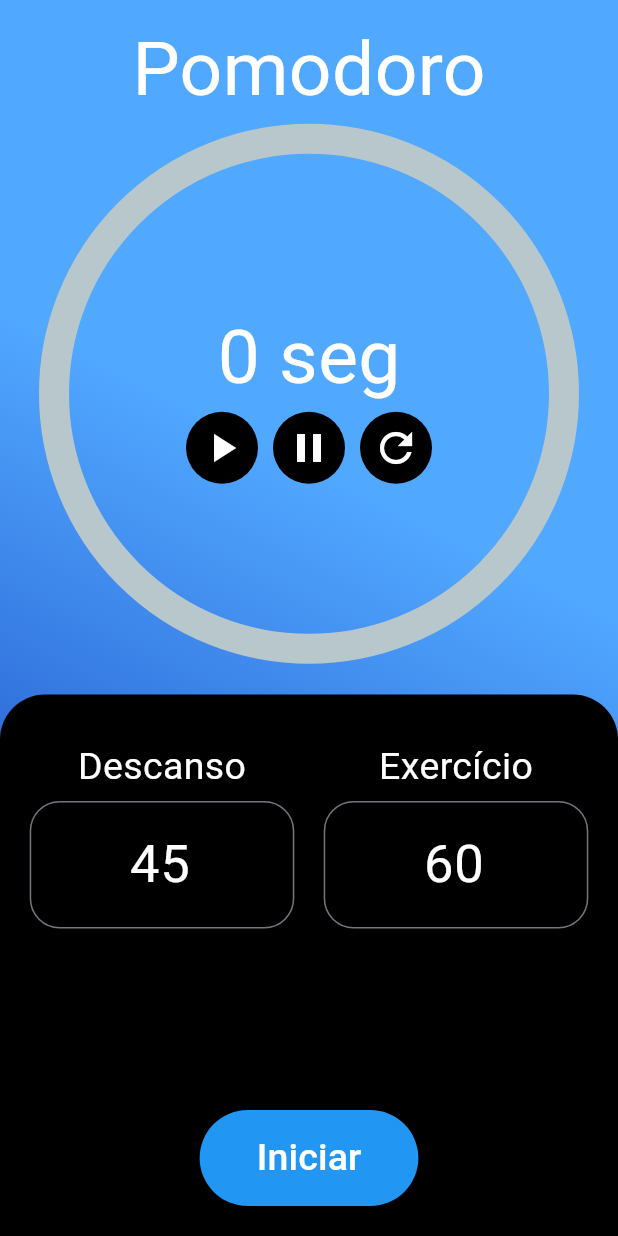
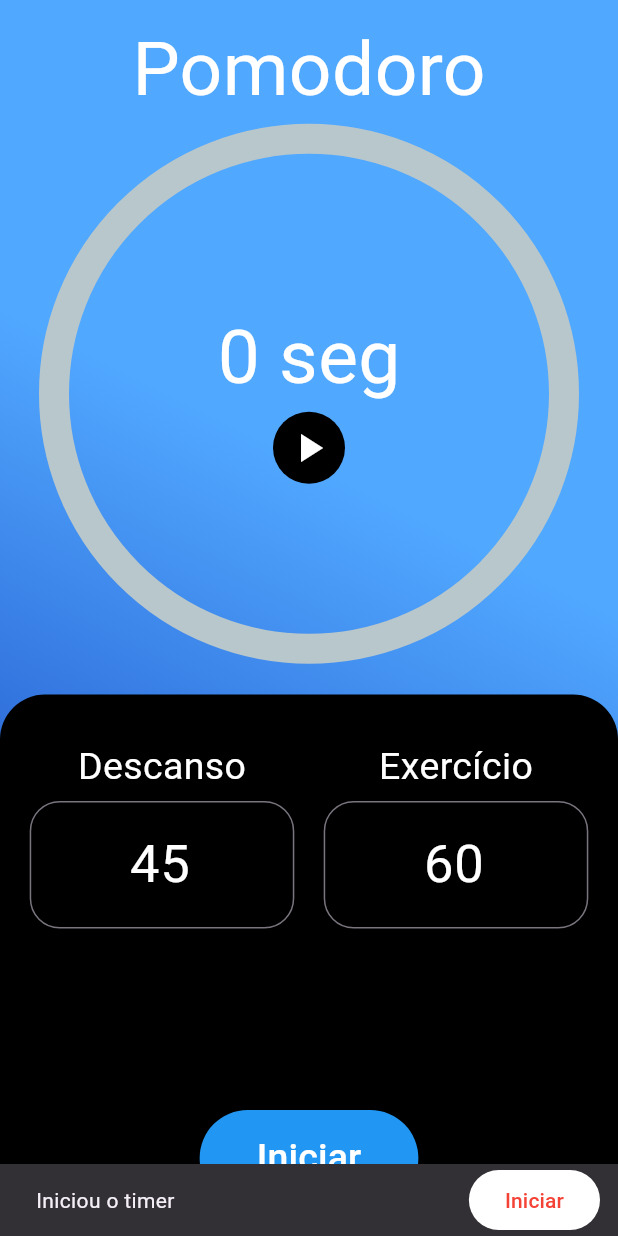
Before and after one commit to EduardTeixeira/flutter_relogio, a Flutter app: the screen it shows after launch, after a tap on the "play arrow" icon, on a phone screen of 412 x 824 dp. Run offline on Flutter 3.47's test engine with Material 3 defaults, Android fonts, the phone set to English and light mode, and no system bars; drawn by our look-alikes of percent_indicator.

Commit message:
widget filho passando informação para widget pai através do function

```diff
--- a/lib/main.dart
+++ b/lib/main.dart
@@ -25,6 +25,7 @@ class CountDownTimerState extends State<CountDownTimer> {
   final TextEditingController exerciseCtrl = TextEditingController(text: "60");
   final TextEditingController restCtrl = TextEditingController(text: "45");
   Timer? timer;
+  bool timerActive = false;
   bool timeToRest = true;
   int timeSeconds = 0;
   final double maxPercent = 1.0;
@@ -39,6 +40,7 @@ class CountDownTimerState extends State<CountDownTimer> {
       timeToRest = true;
     }
     setTimeSeconds();
+    timerActive = true;
     timer = Timer.periodic(const Duration(seconds: 1), (timer) {
       setState(() {
         if (timeSeconds > 0) {
@@ -85,6 +87,17 @@ class CountDownTimerState extends State<CountDownTimer> {
     setTimeSeconds();
   }
 
+  action(timerAction) {
+    switch (timerAction) {
+      case TimerAction.pause:
+        print('TimerAction.pause');
+      case TimerAction.play:
+        print('TimerAction.play');
+      case TimerAction.restore:
+        print('TimerAction.restore');
+    }
+  }
+
   @override
   Widget build(BuildContext context) {
     return SafeArea(
@@ -120,20 +133,26 @@ class CountDownTimerState extends State<CountDownTimer> {
                         children: <Widget>[
                           Row(
                             mainAxisAlignment: MainAxisAlignment.center,
-                            children: <Widget>[
-                              IconTimer(
-                                icon: const Icon(Icons.play_arrow),
-                                timerAction: TimerAction.play,
-                              ),
-                              const SizedBox(width: 10),
+                            children:
+                                timerActive
+                                    ? [
                                       IconTimer(
                                         icon: const Icon(Icons.pause),
                                         timerAction: TimerAction.pause,
+                                        onPressed: action,
                                       ),
                                       const SizedBox(width: 10),
                                       IconTimer(
                                         icon: const Icon(Icons.refresh),
                                         timerAction: TimerAction.restore,
+                                        onPressed: action,
+                                      ),
+                                    ]
+                                    : [
+                                      IconTimer(
+                                        icon: const Icon(Icons.play_arrow),
+                                        timerAction: TimerAction.play,
+                                        onPressed: action,
                                       ),
                                     ],
                           ),
--- a/lib/widgets/icon-timer.widget.dart
+++ b/lib/widgets/icon-timer.widget.dart
@@ -4,17 +4,34 @@ import 'package:flutter_relogio/enums/timer_action.dart';
 class IconTimer extends StatelessWidget {
   final Icon icon;
   final TimerAction timerAction;
+  final Function(TimerAction) onPressed;
 
-  const IconTimer({super.key, required this.icon, required this.timerAction});
+  const IconTimer({
+    super.key,
+    required this.icon,
+    required this.timerAction,
+    required this.onPressed,
+  });
 
-  action() {
+  snackBarText() {
     switch (timerAction) {
       case TimerAction.pause:
-        print('TimerAction.pause');
+        return 'Parou o timer';
       case TimerAction.play:
-        print('TimerAction.play');
+        return 'Iniciou o timer';
       case TimerAction.restore:
-        print('TimerAction.restore');
+        return 'Reiniciou o timer';
+    }
+  }
+
+  snackBarAction() {
+    switch (timerAction) {
+      case TimerAction.pause:
+        return 'Pausar';
+      case TimerAction.play:
+        return 'Iniciar';
+      case TimerAction.restore:
+        return 'Reiniciar';
     }
   }
 
@@ -30,7 +47,21 @@ class IconTimer extends StatelessWidget {
         iconSize: 32,
         color: Colors.white,
         tooltip: 'Play timer.',
-        onPressed: action,
+        onPressed: () {
+          onPressed(timerAction);
+          ScaffoldMessenger.of(context).showSnackBar(
+            SnackBar(
+              content: Text(snackBarText()),
+              duration: Duration(seconds: 2),
+              action: SnackBarAction(
+                label: snackBarAction(),
+                backgroundColor: Colors.white,
+                textColor: Colors.red,
+                onPressed: () {},
+              ),
+            ),
+          );
+        },
       ),
     );
   }
```
Lines whose indentation alone changed are shown as unchanged.
